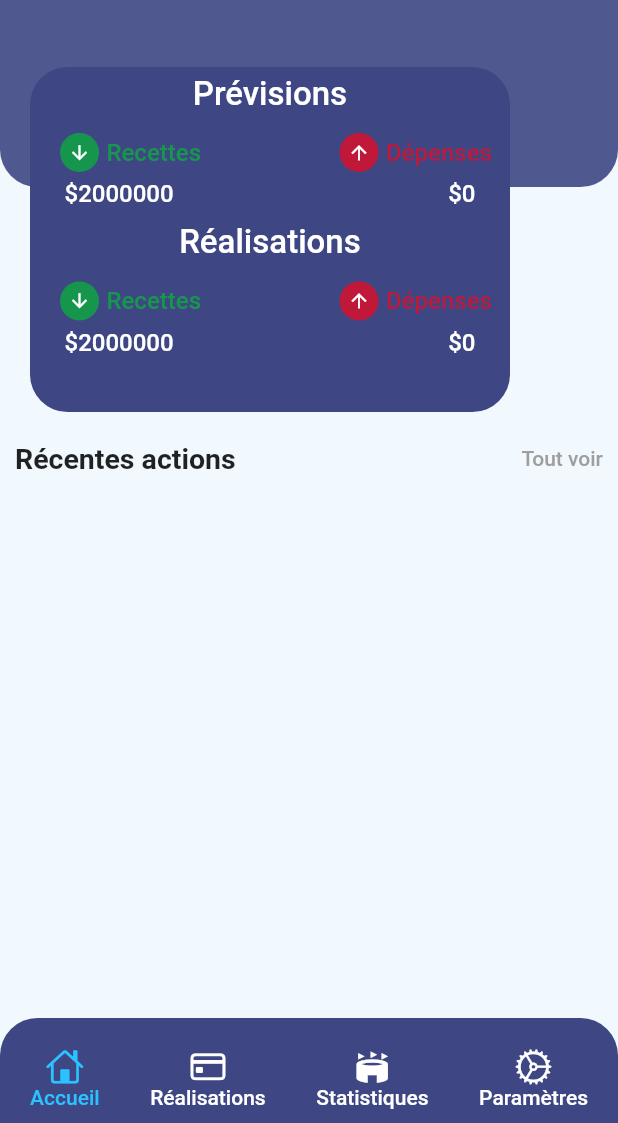
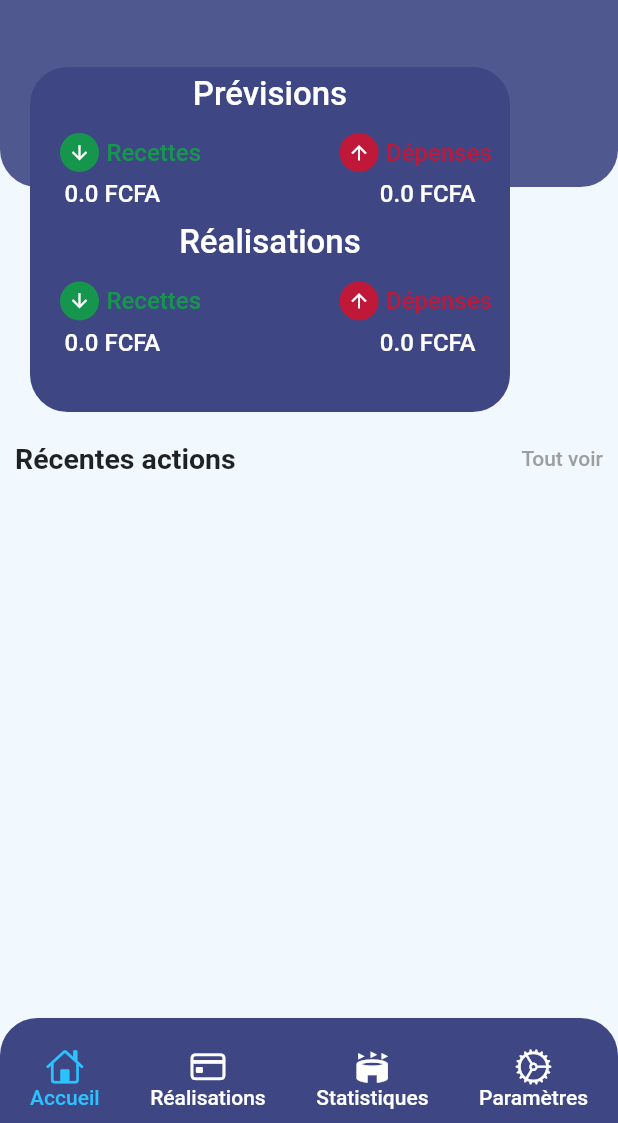
Before and after one commit to EdmondDossa/gestion-finance-personnelle, a Flutter app: the screen it shows once a user with an empty profile is signed in, on a phone screen of 412 x 824 dp, the part 113-1236 px from its top. Run offline on Flutter 3.47's test engine with Material 2 defaults, Android fonts, the light colour scheme and no system bars; our stand-ins replace cloud_firestore, firebase_auth, firebase_core, fl_chart, google_fonts, hive and 2 more; missing offline and left inert: dart:ffi, icon_badge; accounts and stored records are empty.

Commit message:
mise en place des réalistios et leur affichaga mais c'est pas par mois

```diff
--- a/lib/screens/home_page.dart
+++ b/lib/screens/home_page.dart
@@ -20,78 +20,20 @@ class _StartPageState extends State<StartPage> {
   String _month =
       capitalizeFirstLetter(DateFormat.MMMM('fr_FR').format(DateTime.now()));
   String _year = DateFormat("yyyy").format(DateTime.now());
-  /* List transactionsList = [
-    Transaction(
-      icon: Icon(
-        Icons.payment,
-        color: mainFontColor,
-      ),
-      title: "Loyer",
-      description: "",
-      amount: 400,
-      amountColor: red,
-    ),
-    Transaction(
-      icon: Icon(
-        Icons.payment,
-        color: mainFontColor,
-      ),
-      title: "Manger",
-      description: "",
-      amount: 400,
-      amountColor: red,
-    ),
-    Transaction(
-      icon: Icon(
-        Icons.payment,
-        color: mainFontColor,
-      ),
-      title: "Transport",
-      description: "",
-      amount: 400,
-      amountColor: red,
-    ),
-    Transaction(
-      icon: Icon(
-        Icons.payment,
-        color: mainFontColor,
-      ),
-      title: "Shopping",
-      description: "Montant pour mon habillement",
-      amount: 400,
-      amountColor: red,
-    ),
-    Transaction(
-      icon: Icon(
-        Icons.payment,
-        color: mainFontColor,
-      ),
-      title: "Payment",
-      description: "Payment from Andrea",
-      amount: 400,
-      amountColor: red,
-    ),
-    Transaction(
-      icon: Icon(
-        Icons.payment,
-        color: mainFontColor,
-      ),
-      title: "Sante",
-      description: "La santé avant tout",
-      amount: 400,
-      amountColor: red,
-    ),
-    Transaction(
-      icon: Icon(
-        Icons.payment,
-        color: mainFontColor,
-      ),
-      title: "Dettes",
-      description: "Mes dettes envers Arlette",
-      amount: 400,
-      amountColor: red,
-    ),
-  ]; */
+ double _recettePrevision = 0;
+  double _depensePrevision = 0;
+  double _recetteRealisation = 0;
+  double _depenseRealisation = 0;
+
+  @override
+  void initState() {
+    // TODO: implement initState
+    super.initState();
+    _recettePrevision = totalRecettePrevision();
+    _depensePrevision = totalDepensePrevision();
+
+  }
+
   @override
   Widget build(BuildContext context) {
     return Scaffold(
@@ -312,7 +254,7 @@ class _StartPageState extends State<StartPage> {
                                       padding: EdgeInsets.symmetric(
                                           vertical: 5, horizontal: 15),
                                       child: Text(
-                                        "\$2000000",
+                                        "${_recettePrevision} FCFA",
                                         style: TextStyle(
                                           fontWeight: FontWeight.w500,
                                           fontSize: 16,
@@ -324,7 +266,7 @@ class _StartPageState extends State<StartPage> {
                                       padding: EdgeInsets.symmetric(
                                           vertical: 5, horizontal: 15),
                                       child: Text(
-                                        "\$0",
+                                        "${_depensePrevision} FCFA",
                                         style: TextStyle(
                                           fontWeight: FontWeight.w500,
                                           fontSize: 16,
@@ -428,7 +370,7 @@ class _StartPageState extends State<StartPage> {
                                       padding: EdgeInsets.symmetric(
                                           vertical: 5, horizontal: 15),
                                       child: Text(
-                                        "\$2000000",
+                                        "${_recetteRealisation} FCFA",
                                         style: TextStyle(
                                           fontWeight: FontWeight.w500,
                                           fontSize: 16,
@@ -440,7 +382,7 @@ class _StartPageState extends State<StartPage> {
                                       padding: EdgeInsets.symmetric(
                                           vertical: 5, horizontal: 15),
                                       child: Text(
-                                        "\$0",
+                                        "${_depenseRealisation} FCFA",
                                         style: TextStyle(
                                           fontWeight: FontWeight.w500,
                                           fontSize: 16,
--- a/lib/utilities/fonctions.dart
+++ b/lib/utilities/fonctions.dart
@@ -147,8 +147,8 @@ String capitalizeFirstLetter(String input) {
   return '$firstLetter$restOfString';
 }
 
-List<GFRealisation?> getAllMonthRealiation(String month, int year) {
-  final realisation = realisationsBox.keys.map((key) {
+List<GFRealisation> getAllMonthRealiation(String month, int year) {
+  return realisationsBox.keys.map((key) {
     final item = realisationsBox.getAt(key);
     return GFRealisation(
         type: item!.type,
@@ -159,22 +159,32 @@ List<GFRealisation?> getAllMonthRealiation(String month, int year) {
         rubriquesUid: item.rubrique,
         uid: key);
   }).toList();
-  final r = realisation.map((realisation) {
-    String _month = DateFormat.MMMM("fr_FR").format(realisation.date!);
-    int _year = realisation.date!.year;
-    if (_month == month && _year == year) {
-      return realisation;
-    }
-  }).toList();
-  return r;
+
 }
 
 List<GFRealisation?> getAllRealisationRecettes(String month, int year) {
   final ligne = getAllMonthRealiation(month, year);
-  return ligne.where((lp) => lp?.type == "Recette").toList();
+  return ligne.where((lp) => lp.type == "Recette").toList();
 }
 
 List<GFRealisation?> getAllRealisationDepense(String month, int year) {
   final ligne = getAllMonthRealiation(month, year);
-  return ligne.where((lp) => lp?.type == "Depense").toList();
+  return ligne.where((lp) => lp.type == "Depense").toList();
 }
+
+double totalRecettePrevision() {
+  var list = getAllPrevisionsRecettes();
+  double montant = 0;
+  for (var l in list) {
+    montant = montant + l.montant!;
+  }
+  return montant;
+}
+double totalDepensePrevision(){
+  var list = getAllPrevisionsDepense();
+  double montant = 0;
+  for (var l in list) {
+    montant = montant + l.montant!;
+  }
+  return montant;
+}
```
